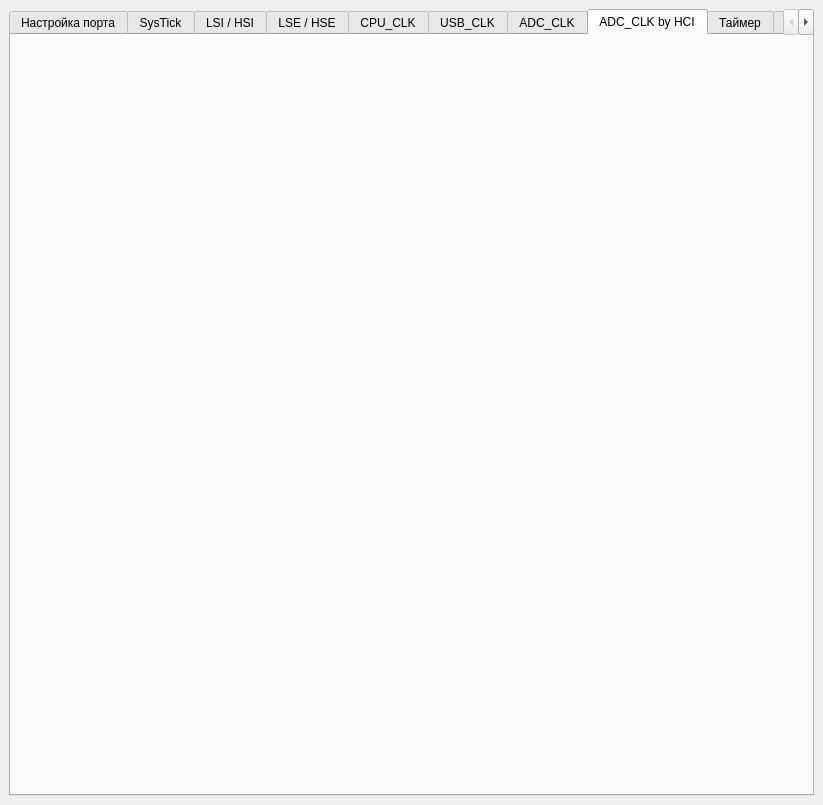
First picture: the form in main.ui, repository TimurRahimov/1986BE93Y-CodeGenerator, before the edit.
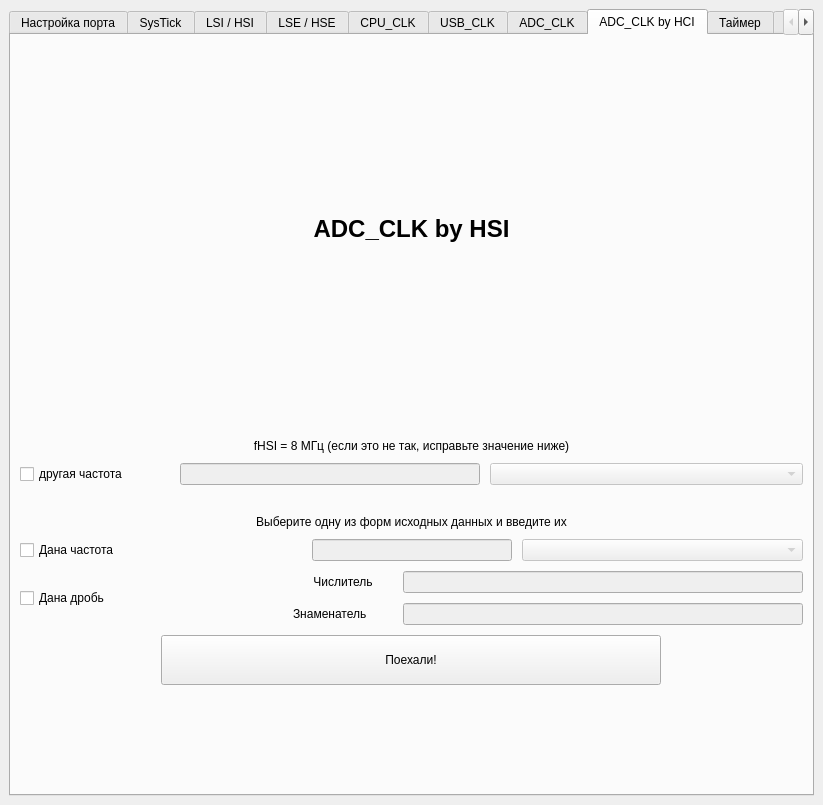
Second picture: the form after the edit. The open tabs and pages were chosen to show the change.

Commit message: Complete Q11

Patch:
```diff
--- a/main.ui
+++ b/main.ui
@@ -2103,6 +2103,331 @@
        <attribute name="title">
         <string>ADC_CLK by HCI</string>
        </attribute>
+       <layout class="QGridLayout" name="gridLayout_9">
+        <item row="0" column="0">
+         <layout class="QVBoxLayout" name="verticalLayout_20">
+          <property name="spacing">
+           <number>25</number>
+          </property>
+          <property name="topMargin">
+           <number>20</number>
+          </property>
+          <item>
+           <widget class="QLabel" name="label_42">
+            <property name="sizePolicy">
+             <sizepolicy hsizetype="Minimum" vsizetype="Preferred">
+              <horstretch>0</horstretch>
+              <verstretch>0</verstretch>
+             </sizepolicy>
+            </property>
+            <property name="font">
+             <font>
+              <pointsize>18</pointsize>
+              <weight>75</weight>
+              <bold>true</bold>
+             </font>
+            </property>
+            <property name="text">
+             <string>ADC_CLK by HSI</string>
+            </property>
+            <property name="alignment">
+             <set>Qt::AlignCenter</set>
+            </property>
+           </widget>
+          </item>
+          <item>
+           <layout class="QVBoxLayout" name="verticalLayout_21">
+            <property name="spacing">
+             <number>10</number>
+            </property>
+            <property name="bottomMargin">
+             <number>100</number>
+            </property>
+            <item>
+             <spacer name="horizontalSpacer_14">
+              <property name="orientation">
+               <enum>Qt::Horizontal</enum>
+              </property>
+              <property name="sizeHint" stdset="0">
+               <size>
+                <width>40</width>
+                <height>20</height>
+               </size>
+              </property>
+             </spacer>
+            </item>
+            <item>
+             <widget class="QLabel" name="label_43">
+              <property name="text">
+               <string>fHSI = 8 МГц (если это не так, исправьте значение ниже)</string>
+              </property>
+              <property name="alignment">
+               <set>Qt::AlignCenter</set>
+              </property>
+             </widget>
+            </item>
+            <item>
+             <layout class="QHBoxLayout" name="horizontalLayout_42">
+              <property name="leftMargin">
+               <number>0</number>
+              </property>
+              <property name="rightMargin">
+               <number>0</number>
+              </property>
+              <property name="bottomMargin">
+               <number>0</number>
+              </property>
+              <item>
+               <widget class="QCheckBox" name="checkBox_11_nhse">
+                <property name="maximumSize">
+                 <size>
+                  <width>150</width>
+                  <height>16777215</height>
+                 </size>
+                </property>
+                <property name="text">
+                 <string>другая частота</string>
+                </property>
+               </widget>
+              </item>
+              <item>
+               <widget class="QLineEdit" name="lineEdit_11_nhse">
+                <property name="enabled">
+                 <bool>false</bool>
+                </property>
+                <property name="minimumSize">
+                 <size>
+                  <width>0</width>
+                  <height>0</height>
+                 </size>
+                </property>
+                <property name="maximumSize">
+                 <size>
+                  <width>300</width>
+                  <height>16777215</height>
+                 </size>
+                </property>
+                <property name="text">
+                 <string/>
+                </property>
+                <property name="alignment">
+                 <set>Qt::AlignCenter</set>
+                </property>
+                <property name="clearButtonEnabled">
+                 <bool>true</bool>
+                </property>
+               </widget>
+              </item>
+              <item>
+               <widget class="QComboBox" name="comboBox_11_nhse">
+                <property name="enabled">
+                 <bool>false</bool>
+                </property>
+               </widget>
+              </item>
+             </layout>
+            </item>
+            <item>
+             <spacer name="horizontalSpacer_15">
+              <property name="orientation">
+               <enum>Qt::Horizontal</enum>
+              </property>
+              <property name="sizeHint" stdset="0">
+               <size>
+                <width>40</width>
+                <height>20</height>
+               </size>
+              </property>
+             </spacer>
+            </item>
+            <item>
+             <widget class="QLabel" name="label_44">
+              <property name="text">
+               <string>Выберите одну из форм исходных данных и введите их</string>
+              </property>
+              <property name="alignment">
+               <set>Qt::AlignCenter</set>
+              </property>
+             </widget>
+            </item>
+            <item>
+             <layout class="QHBoxLayout" name="horizontalLayout_43">
+              <property name="leftMargin">
+               <number>0</number>
+              </property>
+              <property name="rightMargin">
+               <number>0</number>
+              </property>
+              <property name="bottomMargin">
+               <number>0</number>
+              </property>
+              <item>
+               <widget class="QCheckBox" name="checkBox_11_freq">
+                <property name="text">
+                 <string>Дана частота</string>
+                </property>
+               </widget>
+              </item>
+              <item>
+               <widget class="QLineEdit" name="lineEdit_11_freq">
+                <property name="enabled">
+                 <bool>false</bool>
+                </property>
+                <property name="maximumSize">
+                 <size>
+                  <width>200</width>
+                  <height>16777215</height>
+                 </size>
+                </property>
+                <property name="alignment">
+                 <set>Qt::AlignCenter</set>
+                </property>
+               </widget>
+              </item>
+              <item>
+               <widget class="QComboBox" name="comboBox_11_freq_unit">
+                <property name="enabled">
+                 <bool>false</bool>
+                </property>
+               </widget>
+              </item>
+             </layout>
+            </item>
+            <item>
+             <layout class="QHBoxLayout" name="horizontalLayout_44">
+              <property name="leftMargin">
+               <number>0</number>
+              </property>
+              <property name="rightMargin">
+               <number>0</number>
+              </property>
+              <property name="bottomMargin">
+               <number>0</number>
+              </property>
+              <item>
+               <widget class="QCheckBox" name="checkBox_11_main">
+                <property name="text">
+                 <string>Дана дробь</string>
+                </property>
+               </widget>
+              </item>
+              <item>
+               <layout class="QVBoxLayout" name="verticalLayout_22" stretch="0,0">
+                <property name="bottomMargin">
+                 <number>0</number>
+                </property>
+                <item>
+                 <layout class="QHBoxLayout" name="horizontalLayout_15">
+                  <property name="bottomMargin">
+                   <number>0</number>
+                  </property>
+                  <item>
+                   <widget class="QLabel" name="label_45">
+                    <property name="maximumSize">
+                     <size>
+                      <width>100</width>
+                      <height>16777215</height>
+                     </size>
+                    </property>
+                    <property name="text">
+                     <string>Числитель</string>
+                    </property>
+                    <property name="alignment">
+                     <set>Qt::AlignCenter</set>
+                    </property>
+                   </widget>
+                  </item>
+                  <item>
+                   <widget class="QLineEdit" name="lineEdit_11_num">
+                    <property name="enabled">
+                     <bool>false</bool>
+                    </property>
+                    <property name="maximumSize">
+                     <size>
+                      <width>400</width>
+                      <height>16777215</height>
+                     </size>
+                    </property>
+                    <property name="alignment">
+                     <set>Qt::AlignCenter</set>
+                    </property>
+                   </widget>
+                  </item>
+                 </layout>
+                </item>
+                <item>
+                 <layout class="QHBoxLayout" name="horizontalLayout_45">
+                  <property name="bottomMargin">
+                   <number>0</number>
+                  </property>
+                  <item>
+                   <widget class="QLabel" name="label_46">
+                    <property name="maximumSize">
+                     <size>
+                      <width>100</width>
+                      <height>16777215</height>
+                     </size>
+                    </property>
+                    <property name="text">
+                     <string>Знаменатель</string>
+                    </property>
+                   </widget>
+                  </item>
+                  <item>
+                   <widget class="QLineEdit" name="lineEdit_11_denum">
+                    <property name="enabled">
+                     <bool>false</bool>
+                    </property>
+                    <property name="maximumSize">
+                     <size>
+                      <width>400</width>
+                      <height>16777215</height>
+                     </size>
+                    </property>
+                    <property name="alignment">
+                     <set>Qt::AlignCenter</set>
+                    </property>
+                   </widget>
+                  </item>
+                 </layout>
+                </item>
+               </layout>
+              </item>
+             </layout>
+            </item>
+            <item alignment="Qt::AlignHCenter">
+             <widget class="QPushButton" name="submitButton_11">
+              <property name="sizePolicy">
+               <sizepolicy hsizetype="Minimum" vsizetype="Fixed">
+                <horstretch>0</horstretch>
+                <verstretch>0</verstretch>
+               </sizepolicy>
+              </property>
+              <property name="minimumSize">
+               <size>
+                <width>500</width>
+                <height>50</height>
+               </size>
+              </property>
+              <property name="maximumSize">
+               <size>
+                <width>1000</width>
+                <height>16777215</height>
+               </size>
+              </property>
+              <property name="styleSheet">
+               <string notr="true"/>
+              </property>
+              <property name="text">
+               <string>Поехали!</string>
+              </property>
+             </widget>
+            </item>
+           </layout>
+          </item>
+         </layout>
+        </item>
+       </layout>
       </widget>
       <widget class="QWidget" name="tab_9">
        <attribute name="title">
```
The commit also changes 2 other files.
